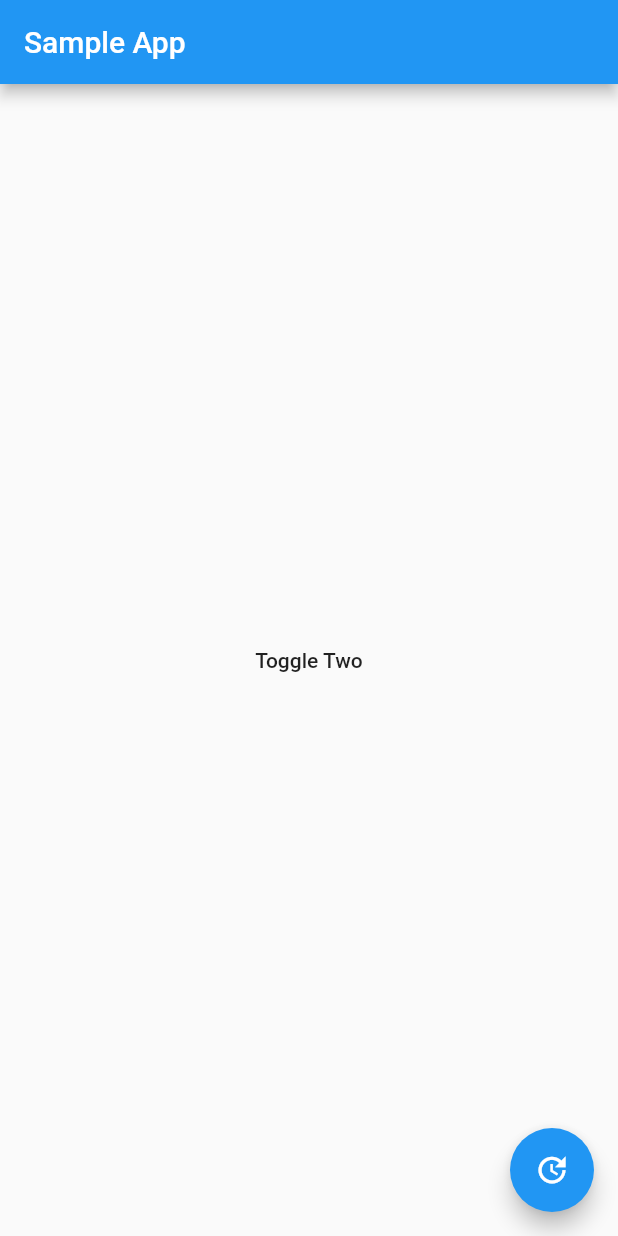
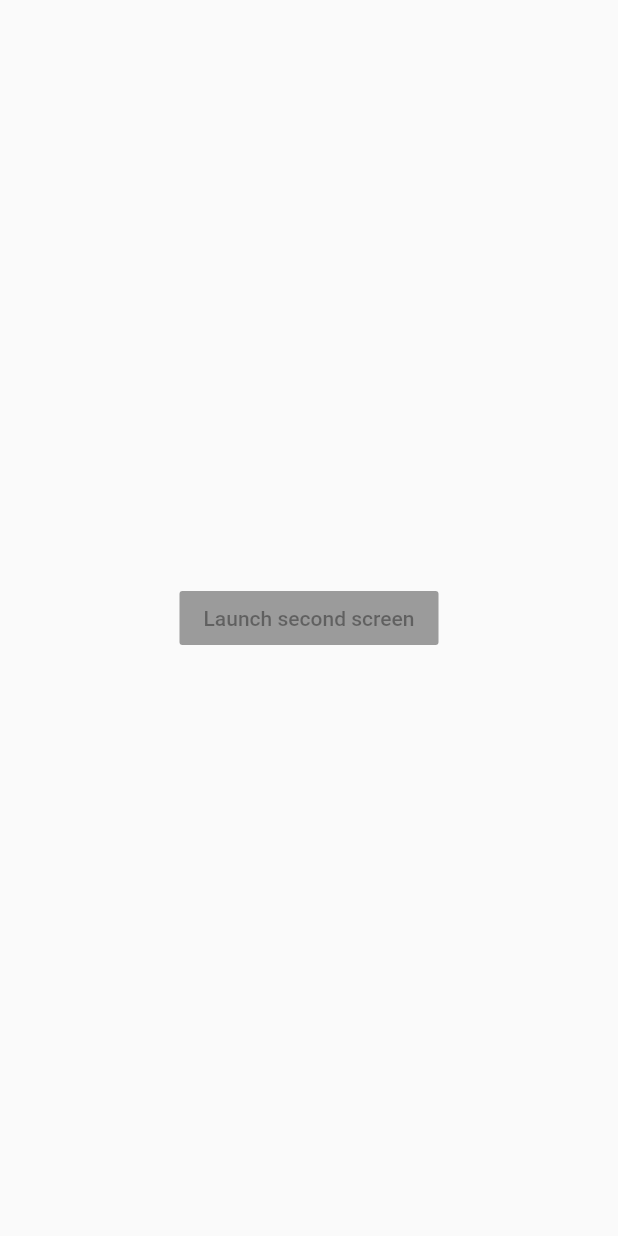
Before and after one commit to weimuhua/flutter-demo, a Flutter app: the screen it shows after launch, after a tap on the "update" icon, on a phone screen of 412 x 824 dp. Run offline on Flutter 3.47's test engine with Material 2 defaults, Android fonts, the phone set to English and light mode, and no system bars.

Commit message:
使用Navigator和route.

```diff
--- a/lib/home_page.dart
+++ b/lib/home_page.dart
@@ -36,7 +36,9 @@ class _SampleAppPageState extends State<MyAppPage> {
         child: _getToggleChild(),
       ),
       floatingActionButton: FloatingActionButton(
-        onPressed: _toggle,
+        onPressed: () {
+          Navigator.pushNamed(context, "/MyPage");
+        },
         tooltip: 'Update Text',
         child: Icon(Icons.update),
       ),
--- a/lib/main.dart
+++ b/lib/main.dart
@@ -1,6 +1,7 @@
 import 'package:flutter/material.dart';
 
 import 'home_page.dart';
+import 'my_page.dart';
 
 void main() => runApp(MyApp());
 
@@ -11,18 +12,10 @@ class MyApp extends StatelessWidget {
     return MaterialApp(
       title: 'Flutter Demo',
       theme: ThemeData(
-        // This is the theme of your application.
-        //
-        // Try running your application with "flutter run". You'll see the
-        // application has a blue toolbar. Then, without quitting the app, try
-        // changing the primarySwatch below to Colors.green and then invoke
-        // "hot reload" (press "r" in the console where you ran "flutter run",
-        // or simply save your changes to "hot reload" in a Flutter IDE).
-        // Notice that the counter didn't reset back to zero; the application
-        // is not restarted.
         primarySwatch: Colors.blue,
       ),
       home: MyAppPage(),
+      routes: <String, WidgetBuilder>{'/MyPage': (context) => new MyPage()},
     );
   }
 }
--- /dev/null
+++ b/lib/my_page.dart
@@ -0,0 +1,15 @@
+import 'package:flutter/material.dart';
+import 'package:flutter/widgets.dart';
+
+class MyPage extends StatelessWidget {
+  @override
+  Widget build(BuildContext context) {
+    return new Scaffold(
+        body: new Center(
+      child: new RaisedButton(
+        onPressed: null,
+        child: new Text('Launch second screen'),
+      ),
+    ));
+  }
+}
```
